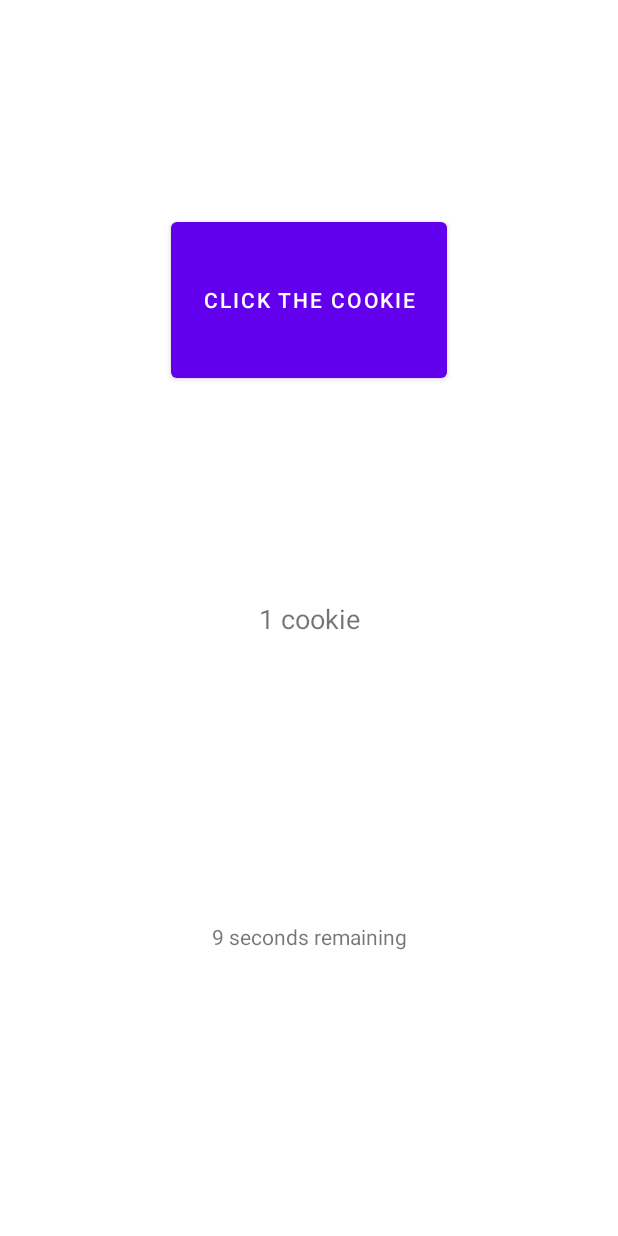
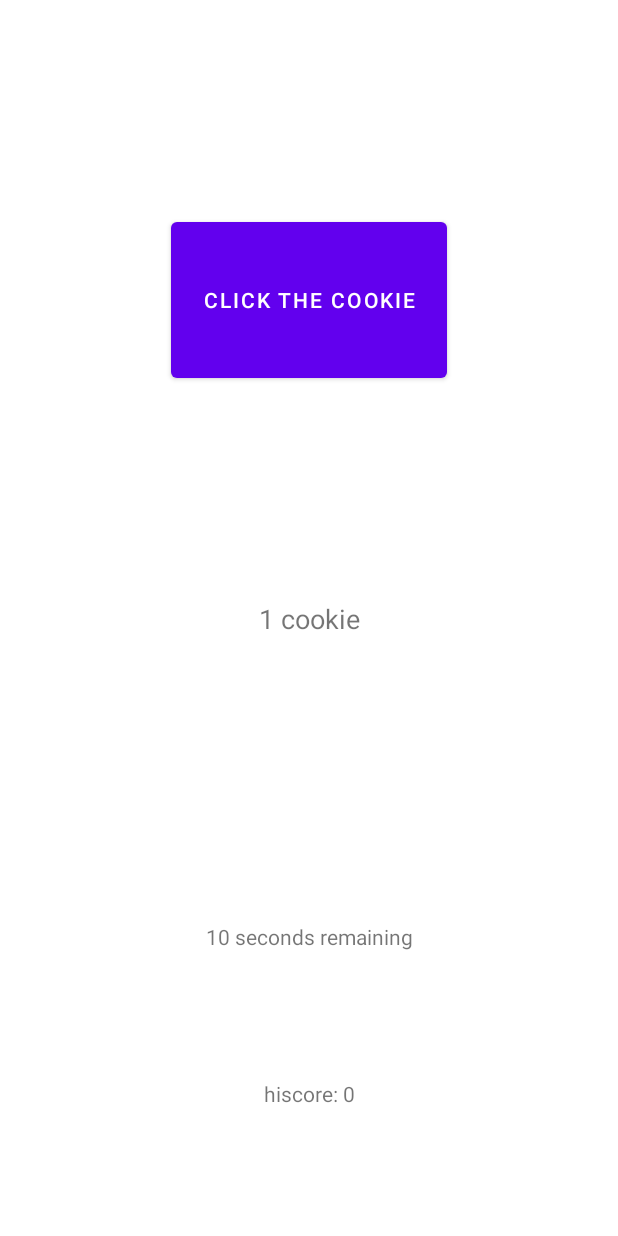
Before and after one commit to moppr/CS388, an Android app: the MainActivity screen opened directly, with no data from a screen before it, after a tap on "CLICK THE COOKIE", on a phone screen of 412 x 824 dp. Run offline under Robolectric (Android 15) with nearby library versions, the phone set to English and light mode, and no system bars.

Commit message:
Complete part 2 Onward

```diff
--- a/Clicker/app/src/main/java/com/example/clicker/MainActivity.java
+++ b/Clicker/app/src/main/java/com/example/clicker/MainActivity.java
@@ -19,7 +19,9 @@ public class MainActivity extends AppCompatActivity {
     Button myButton;
     TextView myText;
     TextView myTimerText;
+    TextView myScoreText;
     int clicks = 0;
+    int best = 0;
 
     ScheduledExecutorService service;
     ScheduledFuture timer = null;
@@ -32,12 +34,15 @@ public class MainActivity extends AppCompatActivity {
         myButton = (Button)findViewById(R.id.purplebutton);
         myText = (TextView)findViewById(R.id.textView);
         myTimerText = (TextView)findViewById(R.id.textView2);
+        myScoreText = (TextView)findViewById(R.id.textView3);
 
         service = Executors.newScheduledThreadPool(1);
     }
 
     public void onClick(View v){
         if (timer == null){
+            clicks = 0;
+            time = 10;
             startTimer();
         }
 
@@ -50,13 +55,24 @@ public class MainActivity extends AppCompatActivity {
             try{
                 runOnUiThread(() -> {
                     myTimerText.setText(time + " seconds remaining");
+                    time--; //Note: "potentially desyncs our app logic"
                 });
 
-                time--;
-
                 if (time <= 0){
-                    if (timer != null){
+                    //Turn off timer, add cooldown, update hiscore when it reaches 0
+                    if (timer != null) {
                         timer.cancel(true);
+                        timer = null;
+                    }
+                    runOnUiThread(() -> {
+                        myButton.setEnabled(false);
+                    });
+                    service.schedule(() -> runOnUiThread(() -> {
+                        myButton.setEnabled(true);
+                    }), 3, TimeUnit.SECONDS);
+                    if (clicks > best){
+                        best = clicks;
+                        runOnUiThread(() -> myScoreText.setText("hiscore: " + best));
                     }
                 }
             }
--- a/Clicker/app/src/main/res/layout/activity_main.xml
+++ b/Clicker/app/src/main/res/layout/activity_main.xml
@@ -38,4 +38,14 @@
         app:layout_constraintStart_toStartOf="parent"
         app:layout_constraintTop_toBottomOf="@+id/textView" />
 
+    <TextView
+        android:id="@+id/textView3"
+        android:layout_width="wrap_content"
+        android:layout_height="wrap_content"
+        android:text="hiscore: 0"
+        app:layout_constraintBottom_toBottomOf="parent"
+        app:layout_constraintEnd_toEndOf="parent"
+        app:layout_constraintStart_toStartOf="parent"
+        app:layout_constraintTop_toBottomOf="@+id/textView2" />
+
 </androidx.constraintlayout.widget.ConstraintLayout>
```
